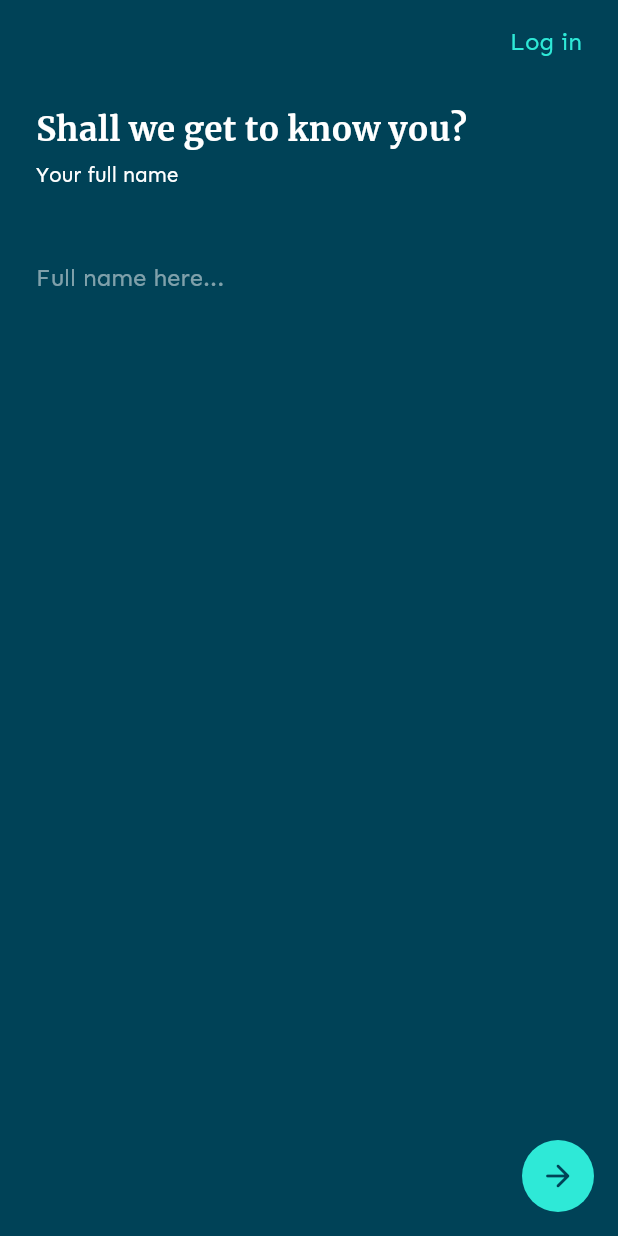
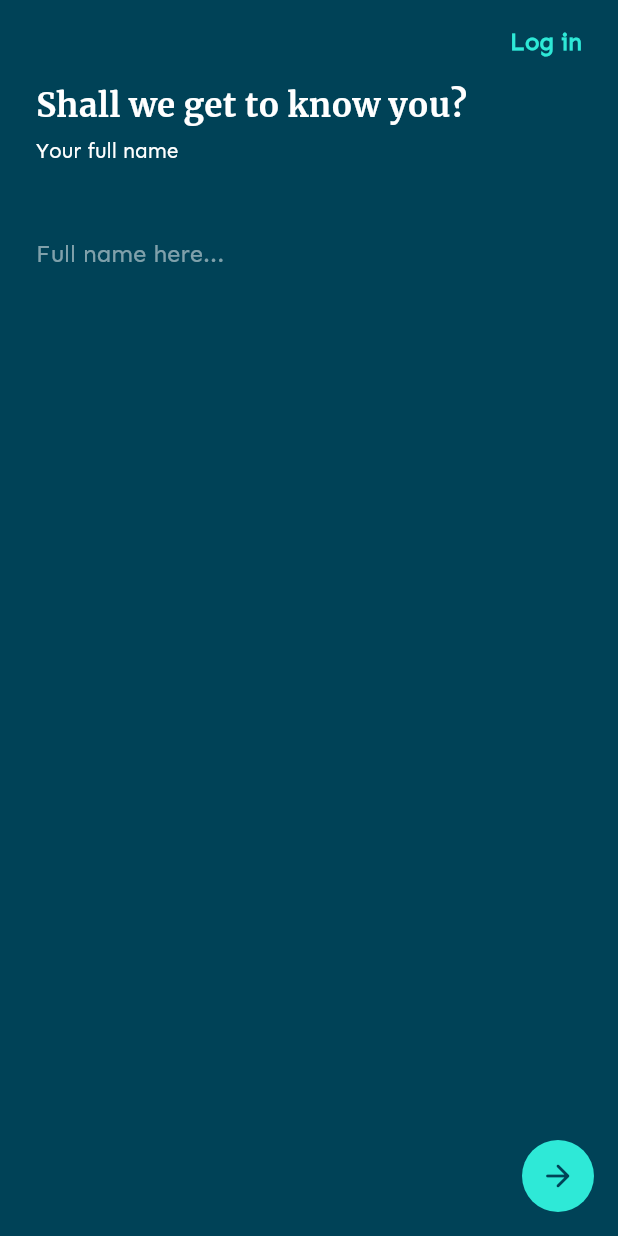
Before and after one commit to thearthurdev/auth, a Flutter app: the screen it shows after launch, on a phone screen of 412 x 824 dp. Run offline on Flutter 3.47's test engine with Material 2 defaults, Android fonts, the phone set to English and light mode, and no system bars.

Commit message:
add screens for login flow

```diff
--- a/lib/pages/sign_up_username_page.dart
+++ b/lib/pages/sign_up_username_page.dart
@@ -1,3 +1,4 @@
+import 'package:auth/pages/log_in_email_page.dart';
 import 'package:auth/pages/sign_up_email_page.dart';
 import 'package:auth/utils/consts.dart';
 import 'package:auth/widgets/flat_accent_button.dart';
@@ -19,14 +20,21 @@ class SignUpUsernamePage extends StatelessWidget {
       body: CustomScrollView(
         slivers: [
           SliverAppBar(
-            actions: [FlatAccentButton(text: 'Log in')],
+            automaticallyImplyLeading: false,
+            actions: [
+              FlatAccentButton(
+                text: 'Log in',
+                heroTag: 'log in hero tag',
+                onTap: () => context.navigateReplace(LogInEmailPage()),
+              ),
+            ],
             backgroundColor: kPrimaryColor,
             expandedHeight: kToolbarHeight,
             pinned: true,
           ),
           SliverSafeArea(
             sliver: SliverPadding(
-              padding: EdgeInsets.fromLTRB(24.0, 16.0, 24.0, 0.0),
+              padding: EdgeInsets.fromLTRB(24.0, 0.0, 16.0, 0.0),
               sliver: SliverList(
                 delegate: SliverChildListDelegate(
                   [
--- a/lib/utils/consts.dart
+++ b/lib/utils/consts.dart
@@ -1,6 +1,7 @@
 import 'package:flutter/material.dart';
 
 BorderRadiusGeometry kCornerRadius = BorderRadius.circular(4.0);
+const Duration kShortDuration = Duration(milliseconds: 300);
 
 const Color kPrimaryColor = Color(0xFF004257);
 const Color kAccentColor = Color(0xFF2EE9D7);
@@ -46,7 +47,7 @@ const TextStyle kFlatAccentButtonTextStyle = TextStyle(
   fontFamily: "sen",
   fontSize: 16.0,
   color: kAccentColor,
-  fontWeight: FontWeight.w500,
+  fontWeight: FontWeight.w700,
 );
 
 const TextStyle kRaisedAccentButtonTextStyle = TextStyle(
--- a/lib/widgets/flat_accent_button.dart
+++ b/lib/widgets/flat_accent_button.dart
@@ -2,22 +2,31 @@ import 'package:auth/utils/consts.dart';
 import 'package:flutter/material.dart';
 
 class FlatAccentButton extends StatelessWidget {
-  const FlatAccentButton({Key key, this.onTap, this.text}) : super(key: key);
+  const FlatAccentButton({
+    Key key,
+    @required String text,
+    @required String heroTag,
+    Function onTap,
+  })  : _text = text,
+        _heroTag = heroTag,
+        _onTap = onTap,
+        super(key: key);
 
-  final Function onTap;
-  final String text;
+  final String _text;
+  final String _heroTag;
+  final Function _onTap;
 
   @override
   Widget build(BuildContext context) {
     return Hero(
-      tag: "Log in hero",
+      tag: _heroTag,
       child: Container(
         margin: EdgeInsets.symmetric(horizontal: 12.0),
         child: Center(
           child: Material(
             type: MaterialType.transparency,
             child: InkWell(
-              onTap: onTap,
+              onTap: _onTap,
               customBorder: RoundedRectangleBorder(
                 borderRadius: kCornerRadius,
               ),
@@ -27,7 +36,7 @@ class FlatAccentButton extends StatelessWidget {
                   vertical: 8.0,
                 ),
                 child: Text(
-                  text,
+                  _text,
                   style: kFlatAccentButtonTextStyle,
                 ),
               ),
--- a/lib/widgets/floating_action_button.dart
+++ b/lib/widgets/floating_action_button.dart
@@ -4,32 +4,36 @@ import 'package:flutter/material.dart';
 class MyFAB extends StatelessWidget {
   const MyFAB({
     Key key,
-    this.onTap,
-    this.icon,
-    this.isEnabled = true,
-    this.heroTag,
-  }) : super(key: key);
+    @required IconData icon,
+    Function onTap,
+    bool isEnabled = true,
+    dynamic heroTag,
+  })  : _icon = icon,
+        _onTap = onTap,
+        _isEnabled = isEnabled,
+        _heroTag = heroTag,
+        super(key: key);
 
-  final Function onTap;
-  final IconData icon;
-  final bool isEnabled;
-  final dynamic heroTag;
+  final IconData _icon;
+  final Function _onTap;
+  final bool _isEnabled;
+  final dynamic _heroTag;
 
   @override
   Widget build(BuildContext context) {
     return Hero(
-      tag: heroTag ?? "MyFAB hero",
+      tag: _heroTag ?? "FAB hero tag",
       child: Container(
         width: 48.0,
         height: 48.0,
         child: Material(
-          color: isEnabled ? kAccentColor : kAccentDisabledColor,
+          color: _isEnabled ? kAccentColor : kAccentDisabledColor,
           shape: CircleBorder(),
           child: InkWell(
-            onTap: onTap,
+            onTap: _onTap,
             customBorder: CircleBorder(),
             child: Icon(
-              icon,
+              _icon,
               color: kPrimaryColor,
             ),
           ),
```
Also changed, not shown: lib/pages/log_in_email_page.dart (added, +125 -0 lines), lib/pages/log_in_password_page.dart (added, +181 -0 lines), lib/pages/sign_up_email_page.dart (+9 -2 lines), lib/pages/sign_up_password_page.dart (+29 -2 lines), lib/widgets/email_address_pill.dart (added, +35 -0 lines), lib/widgets/extended_floating_action_button.dart (+13 -4 lines).
